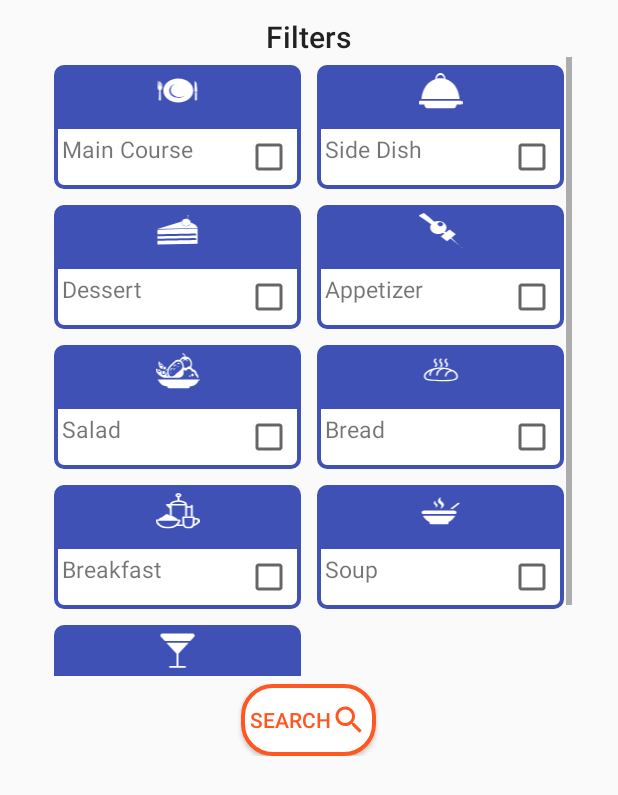
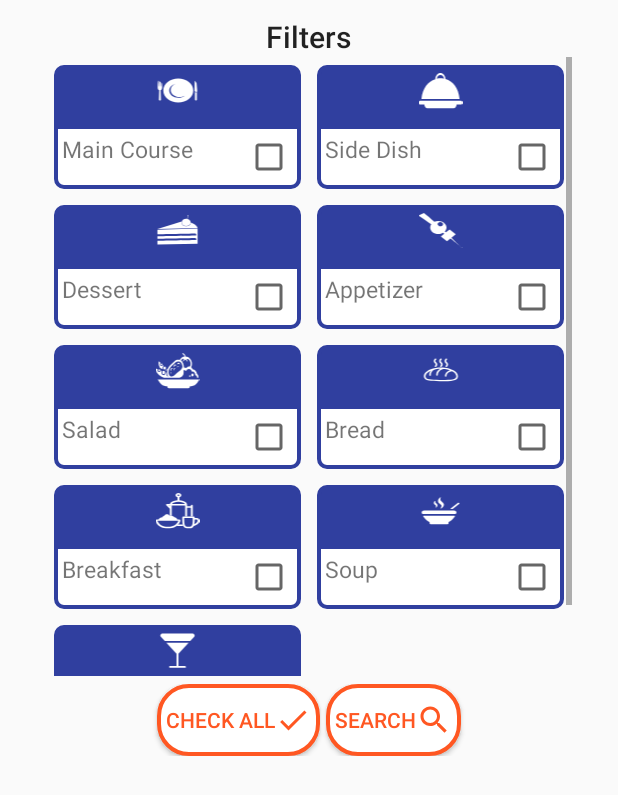
Before and after one commit to michellymenezes/easy-meal, an Android app: the fragment SelectFiltersFragment shown on its own in the app's theme, on a phone screen of 412 x 824 dp. Shown: the top 795 px of the screen. Run offline under Robolectric (Android 15) with nearby library versions, the phone set to English and light mode, and no system bars.

Commit message:
Adicionando botao para marcar todos os filtros (não funcional)

```diff
--- /dev/null
+++ b/app/src/main/res/drawable/ic_check_all.xml
@@ -0,0 +1,9 @@
+<vector xmlns:android="http://schemas.android.com/apk/res/android"
+        android:width="24dp"
+        android:height="24dp"
+        android:viewportWidth="24.0"
+        android:viewportHeight="24.0">
+    <path
+        android:fillColor="@color/colorAccent"
+        android:pathData="M9,16.17L4.83,12l-1.42,1.41L9,19 21,7l-1.41,-1.41z"/>
+</vector>
--- a/app/src/main/res/drawable/rounded_bg_filter_icon.xml
+++ b/app/src/main/res/drawable/rounded_bg_filter_icon.xml
@@ -1,8 +1,8 @@
 <?xml version="1.0" encoding="utf-8"?>
 <shape xmlns:android="http://schemas.android.com/apk/res/android"
     android:shape="rectangle" android:padding="10dp">
-    <solid android:color="@color/colorPrimary"/>
-    <stroke android:width="4px" android:color="@color/colorPrimary"/>
+    <solid android:color="@color/colorPrimaryDark"/>
+    <stroke android:width="4px" android:color="@color/colorPrimaryDark"/>
     <corners
         android:topLeftRadius="5dp"
         android:topRightRadius="5dp"
--- a/app/src/main/res/drawable/rounded_bg_filter_name.xml
+++ b/app/src/main/res/drawable/rounded_bg_filter_name.xml
@@ -2,7 +2,7 @@
 <shape xmlns:android="http://schemas.android.com/apk/res/android"
     android:shape="rectangle" android:padding="10dp">
     <solid android:color="@android:color/white"/>
-    <stroke android:width="4px" android:color="@color/colorPrimary"/>
+    <stroke android:width="4px" android:color="@color/colorPrimaryDark"/>
     <corners
         android:bottomLeftRadius="5dp"
         android:bottomRightRadius="5dp"
--- a/app/src/main/res/layout/fragment_select_filters.xml
+++ b/app/src/main/res/layout/fragment_select_filters.xml
@@ -47,11 +47,24 @@
             android:layout_width="wrap_content"
             android:layout_height="wrap_content"
             android:layout_alignParentRight="true"
+            android:layout_marginLeft="2dp"
             android:background="@drawable/bg_button"
             android:drawableRight="@drawable/ic_search_"
             android:padding="6dp"
             android:text="Search"
             android:textColor="@color/colorAccent" />
+
+        <Button
+            android:id="@+id/select_all_filters"
+            android:layout_width="wrap_content"
+            android:layout_height="wrap_content"
+            android:layout_toLeftOf="@id/search_recipes"
+            android:background="@drawable/bg_button"
+            android:layout_marginRight="2dp"
+            android:drawableRight="@drawable/ic_check_all"
+            android:padding="6dp"
+            android:text="CHECK ALL"
+            android:textColor="@color/colorAccent" />
     </RelativeLayout>
 
 </LinearLayout>
--- a/app/src/main/res/layout/navigation_header.xml
+++ b/app/src/main/res/layout/navigation_header.xml
@@ -9,6 +9,8 @@
     <TextView
         android:layout_width="match_parent"
         android:layout_height="wrap_content"
+        android:layout_gravity="center"
+        android:gravity="center"
         android:text="@string/app_name"
         android:textColor="@android:color/white"
         android:textSize="@dimen/size_default"/>
```
